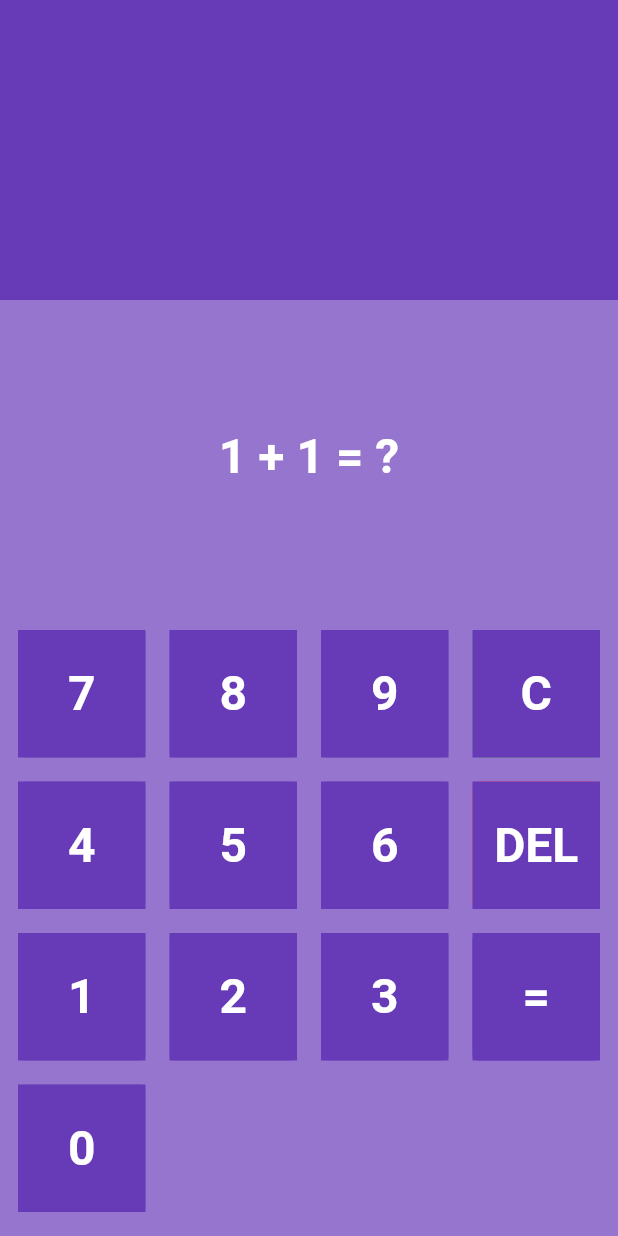
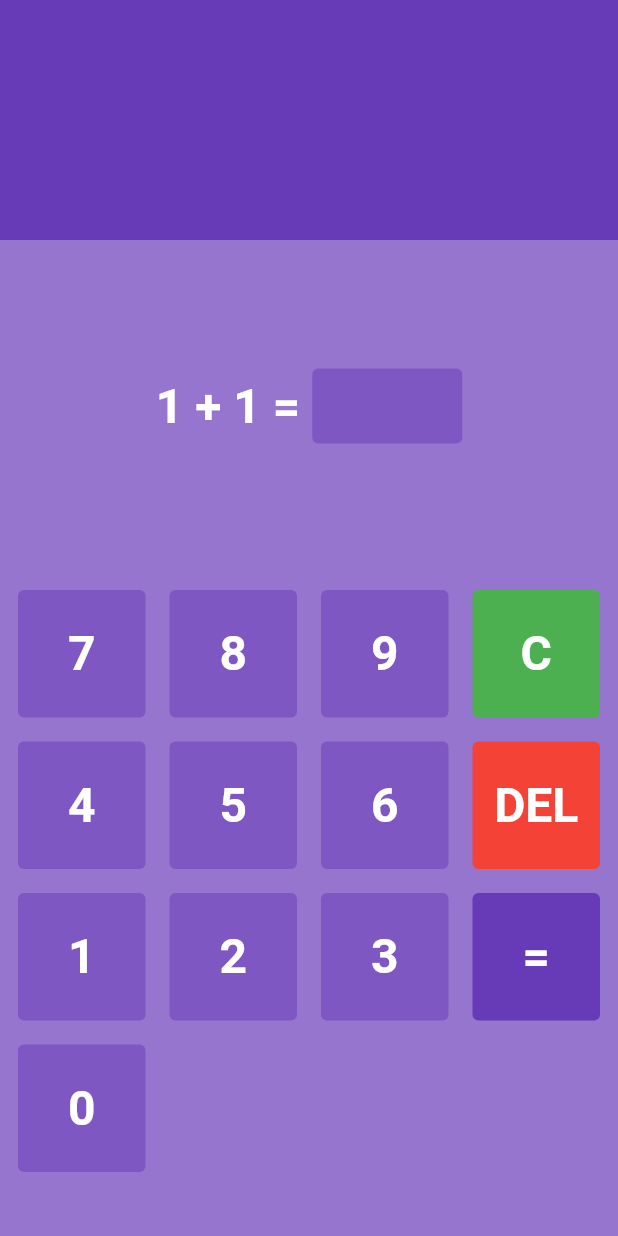
Before and after one commit to francium297/maths, a Flutter app: the screen it shows after launch, on a phone screen of 412 x 824 dp. Run offline on Flutter 3.47's test engine with Material 2 defaults, Android fonts, the phone set to English and light mode, and no system bars.

Commit message:
front end designing end

```diff
--- a/lib/home_page.dart
+++ b/lib/home_page.dart
@@ -1,3 +1,5 @@
+
+
 import 'package:flutter/material.dart';
 import 'package:maths/const.dart';
 import 'package:maths/util/number_key.dart';
@@ -27,6 +29,49 @@
     '0',
   ];
 
+  // number A, number B
+  int numberA = 1;
+  int numberB = 1;
+
+// user answer
+  String userAnswer = '';
+
+  // user tapped a button
+  void buttonTapped(String button) {
+    setState(() {
+      // userAnswer += button;
+      //can put maximum of 3 numbers
+
+      // if (userAnswer.length < 3) {
+      //   userAnswer += button;
+      // }
+
+      if (button == '=') {
+        //calculate if user is correct or incorrect
+        checkResult();
+      } else if (button == 'C') {
+        userAnswer = '';
+      } else if (button == 'DEL') {
+        //delete the last number
+        if (userAnswer.isNotEmpty) {
+          userAnswer = userAnswer.substring(0, userAnswer.length - 1);
+        }
+      } else if (userAnswer.length < 3) {
+        // maximum of 3 numbers can be inputed
+        userAnswer += button;
+      }
+    });
+  }
+
+  //check if user is correct or not
+  void checkResult() {
+    if (numberA + numberB == int.parse(userAnswer)) {
+      print('correct');
+    } else {
+      print('incorrect');
+    }
+  }
+
   @override
   Widget build(BuildContext context) {
     return Scaffold(
@@ -34,16 +79,40 @@
       body: Column(
         children: [
           Container(
-            height: 200,
+            height: 160,
             color: Colors.deepPurple,
           ),
 
           Expanded(
             child: Container(
               child: Center(
-                child: Text(
-                  '1 + 1 = ?',
-                  style: whiteTextStyle,
+                child: Row(
+                  mainAxisAlignment: MainAxisAlignment.center,
+                  children: [
+                    //question
+                    Text(
+                      '$numberA + $numberB = ',
+                      // '1 + 1 = ',
+                      style: whiteTextStyle,
+                    ),
+
+                    // answer box
+
+                    Container(
+                      height: 50,
+                      width: 100,
+                      decoration: BoxDecoration(
+                        color: Colors.deepPurple[400],
+                        borderRadius: BorderRadius.circular(4),
+                      ),
+                      child: Center(
+                        child: Text(
+                          userAnswer,
+                          style: whiteTextStyle,
+                        ),
+                      ),
+                    ),
+                  ],
                 ),
               ),
             ),
@@ -61,7 +130,10 @@
                   crossAxisCount: 4,
                 ),
                 itemBuilder: (context, index) {
-                  return MyButton(child: numberPad[index]);
+                  return MyButton(
+                    child: numberPad[index],
+                    onTap: () => buttonTapped(numberPad[index]),
+                  );
                 },
               ),
             ),
--- a/lib/main.dart
+++ b/lib/main.dart
@@ -1,5 +1,6 @@
 import 'package:flutter/material.dart';
 import 'package:maths/home_page.dart';
+//import './const.dart';
 
 void main(List<String> args) {
   runApp(const MyApp());
--- a/lib/util/number_key.dart
+++ b/lib/util/number_key.dart
@@ -3,11 +3,13 @@
 
 class MyButton extends StatelessWidget {
   final String child;
+  final VoidCallback onTap;
   var buttonColor = Colors.deepPurple[400];
 
   MyButton({
     Key? key,
     required this.child,
+    required this.onTap,
   }) : super(key: key);
 
   @override
@@ -21,12 +23,14 @@
     }
     return Padding(
       padding: const EdgeInsets.all(8.0),
+      child: GestureDetector(
+        onTap: onTap,
         child: Container(
           decoration: BoxDecoration(
             color: buttonColor,
             borderRadius: BorderRadius.circular(4),
           ),
-        color: Colors.deepPurple,
+          // color: Colors.deepPurple,
           child: Center(
             child: Text(
               child,
@@ -34,6 +38,7 @@
             ),
           ),
         ),
+      ),
     );
   }
 }
```
Lines whose indentation alone changed are shown as unchanged.
